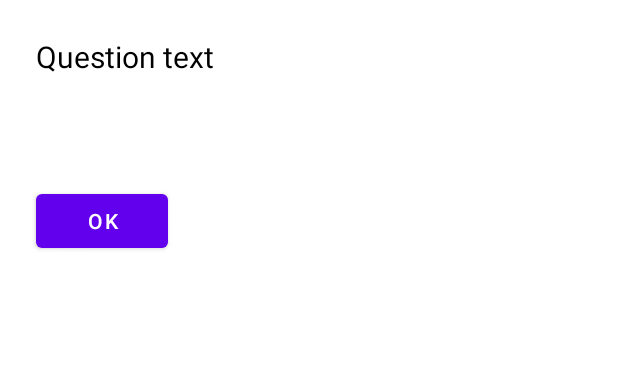
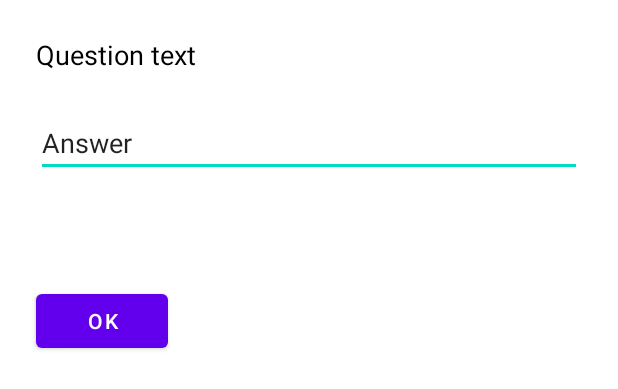
Before and after one commit to CheK539/TestSolution, an Android app: the layout question_fragment.xml on its own in the app's theme, with its tools: preview values and no code run, on a phone screen of 412 x 824 dp. Shown: the top 389 px of the screen. Run offline under Robolectric (Android 15) with nearby library versions, the phone set to English and light mode, and no system bars.

Commit message:
Added new view elements at question_fragment.xml. Added methods for all questions type at QuestionFragment.kt. Changed field type to path string at QuestionsFile.kt. Added parse method for image at QuestionsParser.kt. Added new type of question, rename multi to multiply at QuestionType.kt. Changed arguments for parseQuestions method, added cases for all type of question at QuestionViewModel.kt. Added new text at strings.xml.

```diff
--- a/app/src/main/java/com/chek/testsolution/enums/QuestionType.kt
+++ b/app/src/main/java/com/chek/testsolution/enums/QuestionType.kt
@@ -2,9 +2,10 @@ package com.chek.testsolution.enums
 
 enum class QuestionType(val idType: Int, val typeString: String) {
     Single(0, "Single"),
-    Multi(1, "Multi"),
+    Multiply(1, "Multiply"),
     PictureSingle(2, "PictureSingle"),
-    PictureMulti(3, "PictureMulti");
+    PictureMultiply(3, "PictureMultiply"),
+    Input(4, "Input");
 
     companion object {
         fun fromString(value: String) = values().first { it.typeString == value }
--- a/app/src/main/java/com/chek/testsolution/models/QuestionsFile.kt
+++ b/app/src/main/java/com/chek/testsolution/models/QuestionsFile.kt
@@ -1,6 +1,5 @@
 package com.chek.testsolution.models
 
 import com.chek.testsolution.enums.QuestionType
-import java.io.InputStream
 
-data class QuestionsFile(var inputStream: InputStream, val questionType: QuestionType)
+data class QuestionsFile(var path: String, val questionType: QuestionType)
--- a/app/src/main/res/layout/question_fragment.xml
+++ b/app/src/main/res/layout/question_fragment.xml
@@ -29,8 +29,36 @@
                     android:layout_marginEnd="24dp"
                     android:layout_marginRight="24dp"
                     android:textColor="@color/black"
-                    android:textSize="20sp"
+                    android:textSize="18sp"
                     tools:text="Question text" />
+
+
+                <ImageView
+                    android:id="@+id/questionImage"
+                    android:layout_width="match_parent"
+                    android:layout_height="260dp"
+                    android:layout_marginStart="24dp"
+                    android:layout_marginLeft="24dp"
+                    android:layout_marginTop="24dp"
+                    android:layout_marginEnd="24dp"
+                    android:contentDescription="@string/image_of_question"
+                    android:scaleType="fitXY"
+                    android:visibility="gone"
+                    tools:src="@tools:sample/avatars" />
+
+                <EditText
+                    android:id="@+id/editTextAnswer"
+                    android:layout_width="match_parent"
+                    android:layout_height="wrap_content"
+                    android:layout_marginStart="24dp"
+                    android:layout_marginLeft="24dp"
+                    android:layout_marginTop="24dp"
+                    android:layout_marginEnd="24dp"
+                    android:layout_marginRight="24dp"
+                    android:autofillHints="@string/text_answer"
+                    android:hint="@string/text_answer"
+                    android:inputType="textPersonName"
+                    tools:text="Answer" />
 
                 <RadioGroup
                     android:id="@+id/oneChoiceGroup"
--- a/app/src/main/res/values/strings.xml
+++ b/app/src/main/res/values/strings.xml
@@ -1,6 +1,8 @@
 <resources>
-    <string name="app_name">Решение тестов</string>
     <string name="text_ok">OK</string>
     <string name="correct">Правильно!</string>
     <string name="incorrect">Правильный ответ:</string>
+    <string name="image_of_question">Image of question</string>
+    <string name="text_answer">Ответ</string>
+    <string name="app_name">БДЖ тест</string>
 </resources>
```
Also changed, not shown: app/src/main/java/com/chek/testsolution/fragments/QuestionFragment.kt (+58 -11 lines), app/src/main/java/com/chek/testsolution/parser/QuestionsParser.kt (+102 -10 lines), app/src/main/java/com/chek/testsolution/viewModels/QuestionViewModel.kt (+19 -8 lines), 1 other file.
